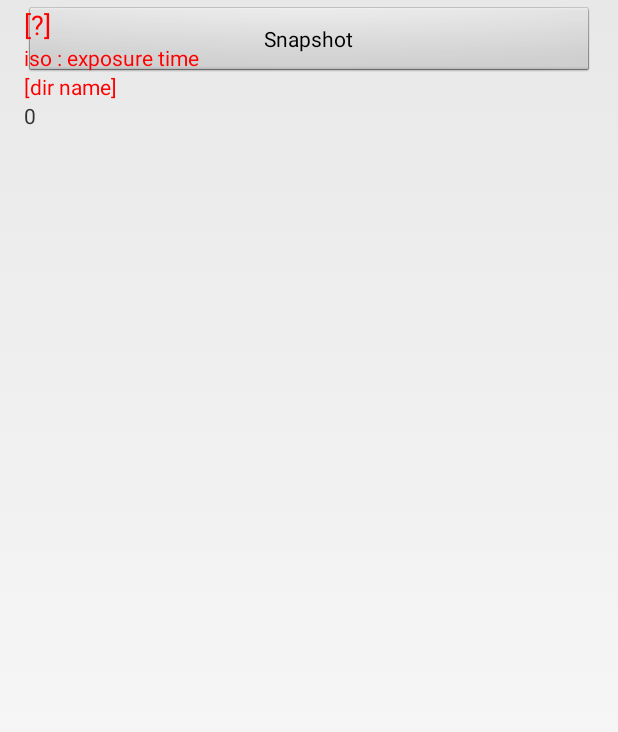
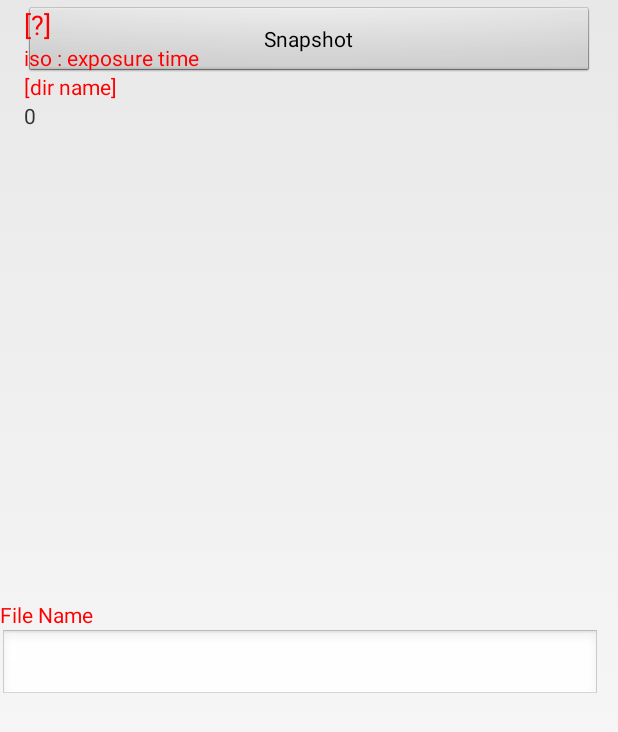
Before and after one commit to longyan97/VID-IMU-Logger, an Android app: the PhotoCaptureActivity screen opened directly, with no data from a screen before it, on a phone screen of 412 x 824 dp. Shown: the top 732 px of the screen. Run offline under Robolectric (Android 15) with nearby library versions, the light colour scheme and no system bars; our stand-ins replace Timber; 23 statements that could not run were skipped.

Commit message:
code ready

```diff
--- a/app/src/main/res/layout/content_preview.xml
+++ b/app/src/main/res/layout/content_preview.xml
@@ -92,4 +92,24 @@
 
     </LinearLayout>
 
+
+
+
+    <TextView
+        android:id="@+id/file_name"
+        android:layout_width="wrap_content"
+        android:layout_height="wrap_content"
+        android:layout_marginTop="400dp"
+        android:text="File Name"
+        android:textColor="#F00"/>
+
+    <EditText
+        android:id="@+id/name_input"
+        android:layout_height="wrap_content"
+        android:layout_width="400dp"
+        android:layout_below="@id/file_name"
+        android:cursorVisible="false"
+        android:inputType="text"
+        android:textColor="#F00"/>
+
 </merge>
```
Also changed, not shown: app/src/main/java/edu/osu/pcv/marslogger/CameraCaptureActivity.java (+30 -10 lines).
